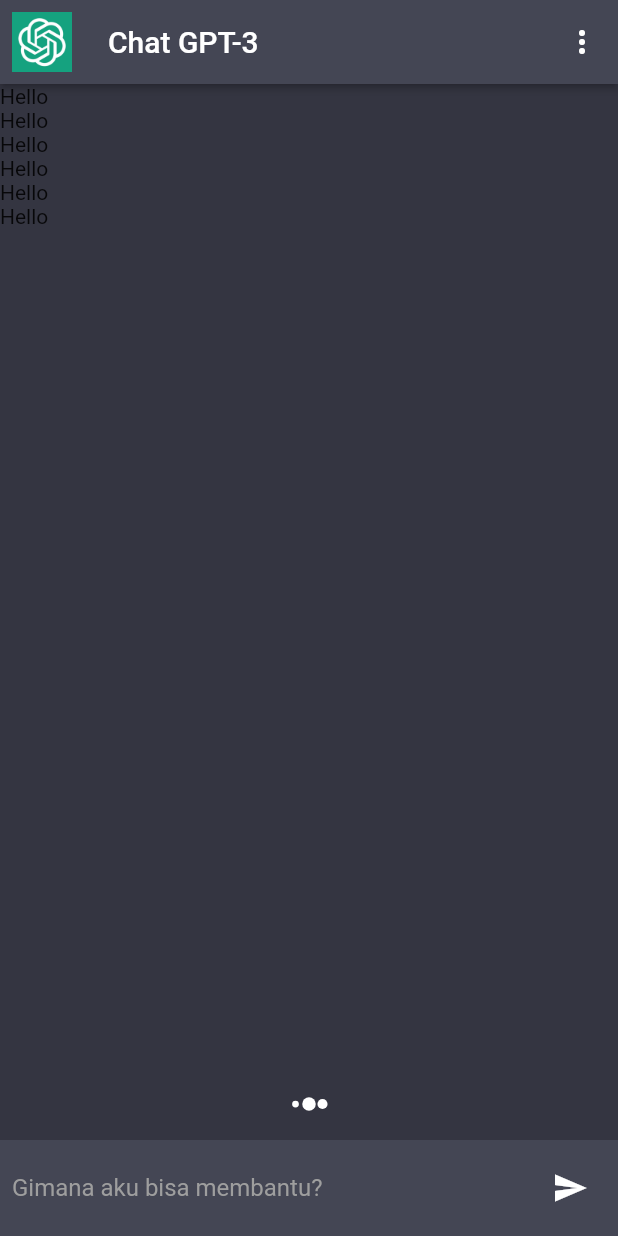
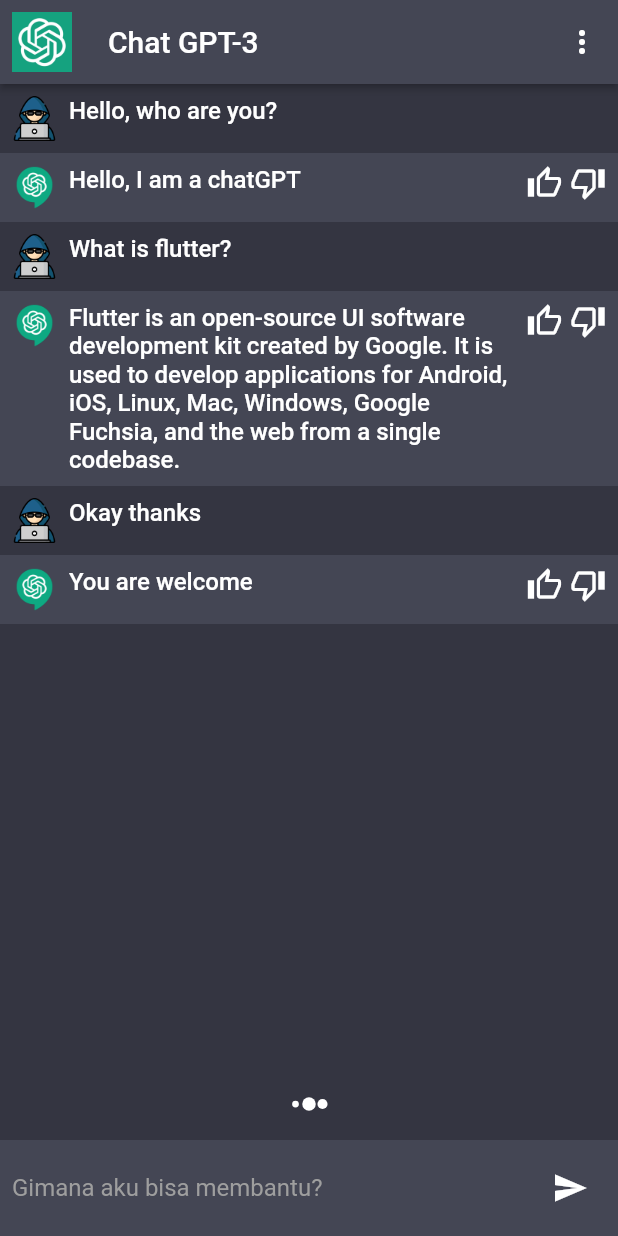
Before and after one commit to JabalnurIT/ChatGPT_Flutter, a Flutter app: the screen it shows after launch, on a phone screen of 412 x 824 dp. Run offline on Flutter 3.47's test engine with Material 2 defaults, Android fonts, the phone set to English and light mode, and no system bars; our stand-ins replace flutter_spinkit.

Commit message:
add feature: chat widget

```diff
--- a/lib/constants/constants.dart
+++ b/lib/constants/constants.dart
@@ -2,3 +2,31 @@ import 'package:flutter/material.dart';
 
 Color scaffoldBackgroundColor = const Color(0xFF343541);
 Color cardColor = const Color(0xFF444654);
+
+final chatMessages = [
+  {
+    "msg": "Hello, who are you?",
+    "chatIndex": 0,
+  },
+  {
+    "msg": "Hello, I am a chatGPT",
+    "chatIndex": 1,
+  },
+  {
+    "msg": "What is flutter?",
+    "chatIndex": 0,
+  },
+  {
+    "msg":
+        "Flutter is an open-source UI software development kit created by Google. It is used to develop applications for Android, iOS, Linux, Mac, Windows, Google Fuchsia, and the web from a single codebase.",
+    "chatIndex": 1,
+  },
+  {
+    "msg": "Okay thanks",
+    "chatIndex": 0,
+  },
+  {
+    "msg": "You are welcome",
+    "chatIndex": 1,
+  },
+];
--- a/lib/screens/chat_screen.dart
+++ b/lib/screens/chat_screen.dart
@@ -1,4 +1,5 @@
 import 'package:chatgpt_course/constants/constants.dart';
+import 'package:chatgpt_course/widgets/chat_widget.dart';
 import 'package:flutter/material.dart';
 import 'package:flutter/src/widgets/container.dart';
 import 'package:flutter/src/widgets/framework.dart';
@@ -57,7 +58,11 @@ class _ChatScreenState extends State<ChatScreen> {
               child: ListView.builder(
                 itemCount: 6,
                 itemBuilder: (context, index) {
-                  return const Text('Hello');
+                  return ChatWidget(
+                    msg: chatMessages[index]['msg'].toString(),
+                    chatIndex:
+                        int.parse(chatMessages[index]['chatIndex'].toString()),
+                  );
                 },
               ),
             ),
--- /dev/null
+++ b/lib/widgets/chat_widget.dart
@@ -0,0 +1,69 @@
+import 'package:chatgpt_course/constants/constants.dart';
+import 'package:chatgpt_course/services/assets_manager.dart';
+import 'package:chatgpt_course/widgets/text_widget.dart';
+import 'package:flutter/material.dart';
+import 'package:flutter/src/widgets/framework.dart';
+import 'package:flutter/src/widgets/placeholder.dart';
+
+class ChatWidget extends StatelessWidget {
+  const ChatWidget({super.key, required this.msg, required this.chatIndex});
+
+  final String msg;
+  final int chatIndex;
+
+  @override
+  Widget build(BuildContext context) {
+    return Column(
+      children: [
+        Material(
+          color: chatIndex == 0 ? scaffoldBackgroundColor : cardColor,
+          child: Padding(
+            padding: const EdgeInsets.all(8.0),
+            child: Row(
+              crossAxisAlignment: CrossAxisAlignment.start,
+              children: [
+                Image.asset(
+                  chatIndex == 0
+                      ? AssetsManager.userImage
+                      : AssetsManager.botImage,
+                  height: 30,
+                  width: 30,
+                ),
+                const SizedBox(
+                  width: 8,
+                ),
+                Expanded(
+                  child: TextWidget(
+                    label: msg,
+                  ),
+                ),
+                const SizedBox(
+                  width: 8,
+                ),
+                chatIndex == 0
+                    ? const SizedBox.shrink()
+                    : Row(
+                        mainAxisAlignment: MainAxisAlignment.end,
+                        mainAxisSize: MainAxisSize.min,
+                        children: const [
+                          Icon(
+                            Icons.thumb_up_alt_outlined,
+                            color: Colors.white,
+                          ),
+                          SizedBox(
+                            width: 5,
+                          ),
+                          Icon(
+                            Icons.thumb_down_alt_outlined,
+                            color: Colors.white,
+                          ),
+                        ],
+                      )
+              ],
+            ),
+          ),
+        ),
+      ],
+    );
+  }
+}
--- /dev/null
+++ b/lib/widgets/text_widget.dart
@@ -0,0 +1,27 @@
+import 'package:flutter/material.dart';
+
+class TextWidget extends StatelessWidget {
+  const TextWidget({
+    Key? key,
+    required this.label,
+    this.fontSize = 16,
+    this.color,
+    this.fontWeight,
+  }) : super(key: key);
+  final String label;
+  final double fontSize;
+  final Color? color;
+  final FontWeight? fontWeight;
+
+  @override
+  Widget build(BuildContext context) {
+    return Text(
+      label,
+      style: TextStyle(
+        fontSize: fontSize,
+        color: color ?? Colors.white,
+        fontWeight: fontWeight ?? FontWeight.w500,
+      ),
+    );
+  }
+}
```
